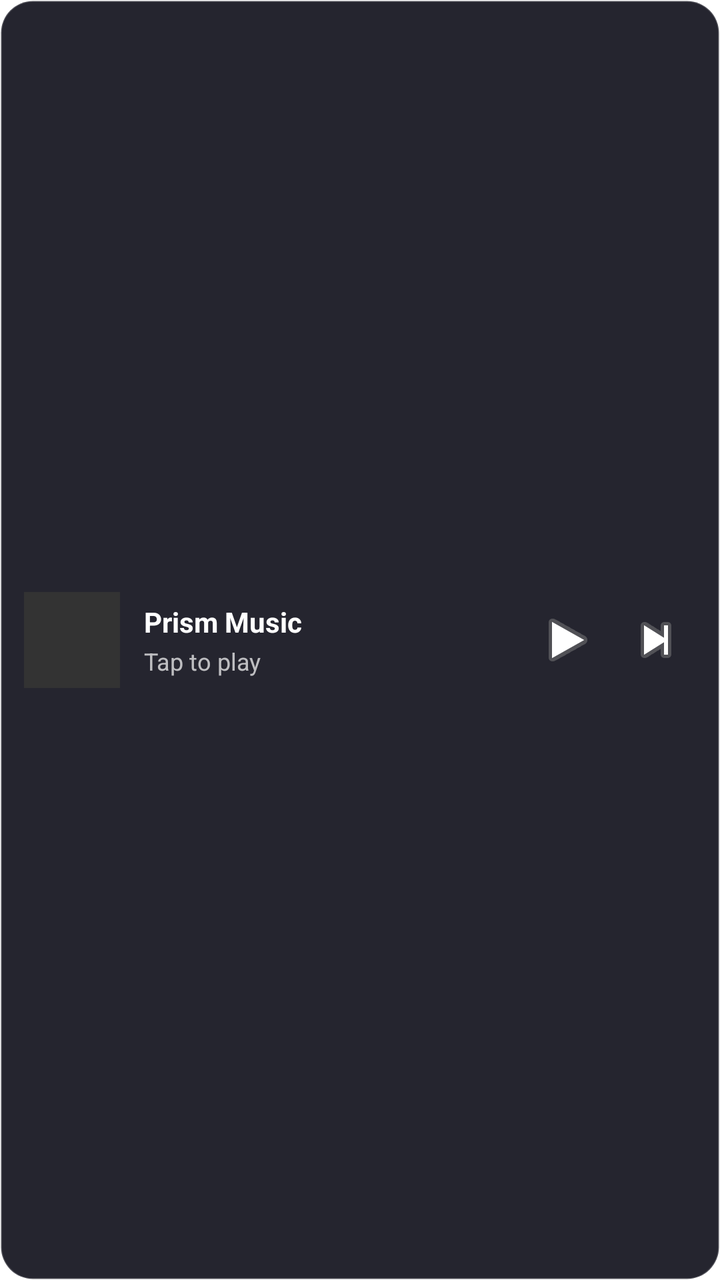
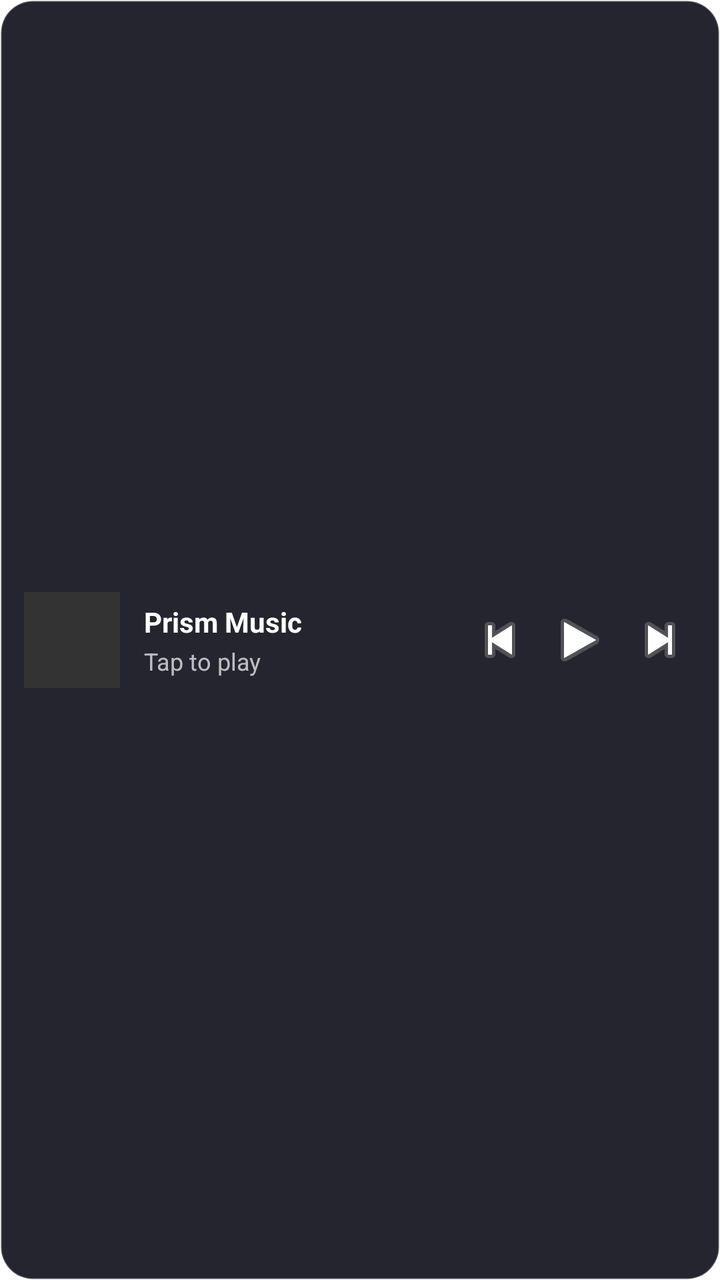

The first picture is an Android layout as it rendered before a commit; the second is the same layout after the commit. The layout source and the unified diff follow.
<!-- AndroidManifest.xml: fallback theme Theme.MaterialComponents.DayNight.NoActionBar -->
<!-- res/layout/prism_playback_widget.xml -->
<?xml version="1.0" encoding="utf-8"?>
<LinearLayout xmlns:android="http://schemas.android.com/apk/res/android"
    android:id="@+id/widget_container"
    android:layout_width="match_parent"
    android:layout_height="match_parent"
    android:background="@drawable/widget_background"
    android:gravity="center_vertical"
    android:orientation="horizontal"
    android:padding="12dp">

    <ImageView
        android:id="@+id/widget_artwork"
        android:layout_width="48dp"
        android:layout_height="48dp"
        android:background="#333333"
        android:contentDescription="Prism Music"
        android:scaleType="centerCrop"
        android:src="@mipmap/ic_launcher" />

    <LinearLayout
        android:layout_width="0dp"
        android:layout_height="wrap_content"
        android:layout_marginStart="12dp"
        android:layout_marginEnd="8dp"
        android:layout_weight="1"
        android:orientation="vertical">

        <TextView
            android:id="@+id/widget_title"
            android:layout_width="wrap_content"
            android:layout_height="wrap_content"
            android:ellipsize="end"
            android:maxLines="1"
            android:text="Prism Music"
            android:textColor="#FFFFFF"
            android:textSize="14sp"
            android:textStyle="bold" />

        <TextView
            android:id="@+id/widget_artist"
            android:layout_width="wrap_content"
            android:layout_height="wrap_content"
            android:layout_marginTop="2dp"
            android:ellipsize="end"
            android:maxLines="1"
            android:text="Tap to play"
            android:textColor="#B3FFFFFF"
            android:textSize="12sp" />
    </LinearLayout>

    <ImageButton
        android:id="@+id/widget_btn_play_pause"
        android:layout_width="40dp"
        android:layout_height="40dp"
        android:background="?android:attr/selectableItemBackgroundBorderless"
        android:contentDescription="Play or Pause"
        android:src="@android:drawable/ic_media_play" />

    <ImageButton
        android:id="@+id/widget_btn_next"
        android:layout_width="40dp"
        android:layout_height="40dp"
        android:layout_marginStart="4dp"
        android:background="?android:attr/selectableItemBackgroundBorderless"
        android:contentDescription="Next Track"
        android:src="@android:drawable/ic_media_next" />
</LinearLayout>
<!-- resources referenced by this layout -->
<resources>
  <!-- drawable widget_background (drawable) -->
  <?xml version="1.0" encoding="utf-8"?>
  <shape xmlns:android="http://schemas.android.com/apk/res/android"
      android:shape="rectangle">
      <corners android:radius="16dp" />
      <solid android:color="#F21A1A24" />
      <stroke
          android:width="1dp"
          android:color="#33FFFFFF" />
  </shape>
  <!-- mipmap ic_launcher (mipmap-anydpi-v26) -->
  <?xml version="1.0" encoding="utf-8"?>
  <adaptive-icon xmlns:android="http://schemas.android.com/apk/res/android">
    <background android:drawable="@color/ic_launcher_background"/>
    <foreground>
        <inset
            android:drawable="@drawable/ic_launcher_foreground"
            android:inset="16%" />
    </foreground>
  </adaptive-icon>
  <color name="ic_launcher_background">#000000</color>
  <!-- drawable ic_launcher_foreground: png bitmap (drawable-hdpi, 14606 bytes) -->
</resources>

<!-- the commit's change to res/layout/prism_playback_widget.xml (unified diff, before → after) -->
@@ -49,18 +49,27 @@
     </LinearLayout>
 
     <ImageButton
+        android:id="@+id/widget_btn_previous"
+        android:layout_width="36dp"
+        android:layout_height="36dp"
+        android:background="?android:attr/selectableItemBackgroundBorderless"
+        android:contentDescription="Previous Track"
+        android:src="@android:drawable/ic_media_previous" />
+
+    <ImageButton
         android:id="@+id/widget_btn_play_pause"
         android:layout_width="40dp"
         android:layout_height="40dp"
+        android:layout_marginStart="2dp"
         android:background="?android:attr/selectableItemBackgroundBorderless"
         android:contentDescription="Play or Pause"
         android:src="@android:drawable/ic_media_play" />
 
     <ImageButton
         android:id="@+id/widget_btn_next"
-        android:layout_width="40dp"
-        android:layout_height="40dp"
-        android:layout_marginStart="4dp"
+        android:layout_width="36dp"
+        android:layout_height="36dp"
+        android:layout_marginStart="2dp"
         android:background="?android:attr/selectableItemBackgroundBorderless"
         android:contentDescription="Next Track"
         android:src="@android:drawable/ic_media_next" />
